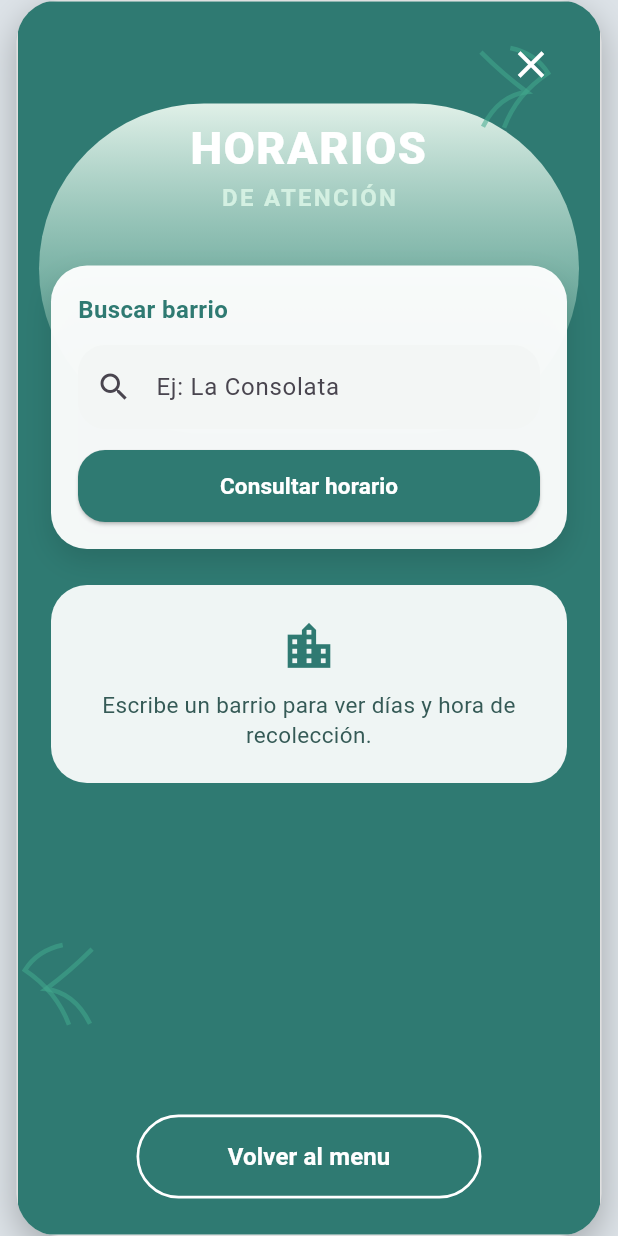
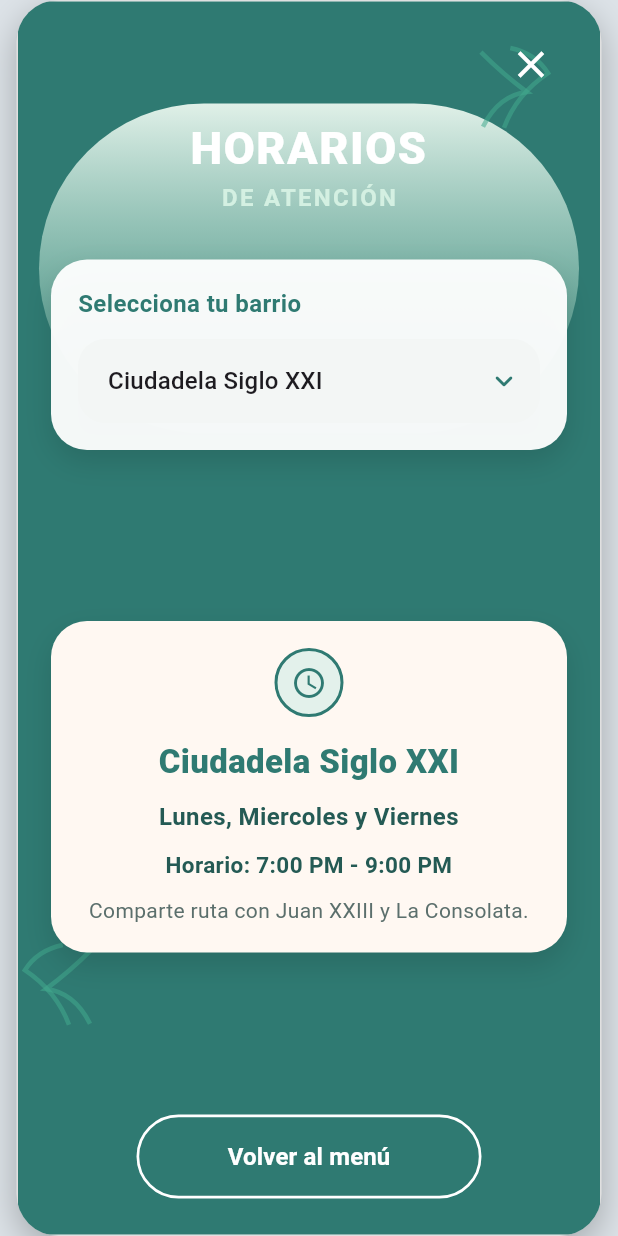
Before and after one commit to ValentinaSF/AlerTrash, a Flutter app: the MenuScreen screen opened directly, after a tap on "Horarios de atención", on a phone screen of 412 x 824 dp. Run offline on Flutter 3.47's test engine with Material 3 defaults, Android fonts, the phone set to English and light mode, and no system bars; accounts and stored records are empty.

Commit message:
Mejoras UI, icono, scroll menú y horarios

```diff
--- a/lib/pantallas/alerta_demo.dart
+++ b/lib/pantallas/alerta_demo.dart
@@ -47,7 +47,7 @@ class AlertaDemoScreen extends StatelessWidget {
               const Padding(
                 padding: EdgeInsets.symmetric(horizontal: 34),
                 child: Text(
-                  'El camion recolector esta cerca de su ubicacion',
+                  'El camión recolector esta cerca de su ubicación',
                   textAlign: TextAlign.center,
                   style: TextStyle(
                     color: Colors.white,
@@ -123,7 +123,7 @@ class AlertaDemoScreen extends StatelessWidget {
                               ),
                             ),
                             child: const Text(
-                              'Volver al menu principal',
+                              'Volver al menú principal',
                               style: TextStyle(
                                 color: Colors.white,
                                 fontSize: 16,
--- a/lib/pantallas/configuracion_alertas.dart
+++ b/lib/pantallas/configuracion_alertas.dart
@@ -71,7 +71,7 @@ class _ConfiguracionAlertasScreenState
                         const Align(
                           alignment: Alignment.centerLeft,
                           child: Text(
-                            'Configuracion\nde alertas',
+                            'Configuracion\nde Alertas',
                             style: TextStyle(
                               color: Colors.white,
                               fontSize: 30,
@@ -128,7 +128,7 @@ class _ConfiguracionAlertasScreenState
                                     children: [
                                       const Expanded(
                                         child: Text(
-                                          'Activar alertas',
+                                          'Activar Alertas',
                                           style: TextStyle(
                                             color: Color(0xFF2E746C),
                                             fontSize: 16,
--- a/lib/pantallas/horarios.dart
+++ b/lib/pantallas/horarios.dart
@@ -10,51 +10,63 @@ class HorariosScreen extends StatefulWidget {
 }
 
 class _HorariosScreenState extends State<HorariosScreen> {
-  final TextEditingController _controller = TextEditingController();
-  _HorarioInfo? resultado;
+  static const List<_HorarioSector> sectores = [
+    _HorarioSector(
+      nombre: 'Ciudadela Siglo XXI',
+      dia: 'Lunes, Miercoles y Viernes',
+      horario: '7:00 PM - 9:00 PM',
+      detalle: 'Comparte ruta con Juan XXIII y La Consolata.',
+    ),
+    _HorarioSector(
+      nombre: 'Juan XXIII',
+      dia: 'Lunes, Miercoles y Viernes',
+      horario: '7:00 PM - 9:00 PM',
+      detalle: 'Comparte ruta con Ciudadela Siglo XXI y La Consolata.',
+    ),
+    _HorarioSector(
+      nombre: 'La Consolata',
+      dia: 'Lunes, Miercoles y Viernes',
+      horario: '7:00 PM - 9:00 PM',
+      detalle: 'Ruta nocturna del mismo grupo de barrios.',
+    ),
+    _HorarioSector(
+      nombre: 'El Portal del Mirador',
+      dia: 'Martes, Jueves y Sabado',
+      horario: '8:00 AM - 10:00 AM',
+      detalle: 'Comparte recolección con Acolsure, La Paz y Los Pinos.',
+    ),
+    _HorarioSector(
+      nombre: 'Acolsure',
+      dia: 'Martes, Jueves y Sabado',
+      horario: '8:00 AM - 10:00 AM',
+      detalle: 'Comparte recolección con El Portal del Mirador y La Paz.',
+    ),
+    _HorarioSector(
+      nombre: 'La Paz',
+      dia: 'Martes, Jueves y Sabado',
+      horario: '8:00 AM - 10:00 AM',
+      detalle: 'Comparte recolección con Los Pinos y Yapura Sur.',
+    ),
+    _HorarioSector(
+      nombre: 'Los Pinos',
+      dia: 'Martes, Jueves y Sabado',
+      horario: '8:00 AM - 10:00 AM',
+      detalle: 'Barrio atendido en la ruta matutina.',
+    ),
+    _HorarioSector(
+      nombre: 'Yapura Sur',
+      dia: 'Martes, Jueves y Sabado',
+      horario: '8:00 AM - 10:00 AM',
+      detalle: 'Barrio incluido en la jornada de la manaña.',
+    ),
+  ];
 
-  final Map<String, _HorarioInfo> horarios = {
-    'la consolata': const _HorarioInfo(
-      barrio: 'La Consolata',
-      dias: 'Lunes, Miércoles y Viernes',
-      hora: '7:00 PM',
-      detalle: 'El camión pasa en la noche por este sector.',
-    ),
-    'ciudadela siglo xxi': const _HorarioInfo(
-      barrio: 'Ciudadela Siglo XXI',
-      dias: 'Lunes, Miércoles y Viernes',
-      hora: '6:30 PM',
-      detalle: 'Saca la basura 20 minutos antes.',
-    ),
-    'yapura sur': const _HorarioInfo(
-      barrio: 'Yapura Sur',
-      dias: 'Martes, Jueves y Sábado',
-      hora: '8:00 AM',
-      detalle: 'La recolección se hace en jornada de la mañana.',
-    ),
-    'acacias': const _HorarioInfo(
-      barrio: 'Acacias',
-      dias: 'Martes y Viernes',
-      hora: '9:00 AM',
-      detalle: 'Ruta compartida con barrios cercanos.',
-    ),
-  };
-
-  @override
-  void dispose() {
-    _controller.dispose();
-    super.dispose();
-  }
-
-  void _buscarHorario() {
-    final query = _controller.text.trim().toLowerCase();
-    setState(() {
-      resultado = horarios[query];
-    });
-  }
+  _HorarioSector? sectorSeleccionado = sectores.first;
 
   @override
   Widget build(BuildContext context) {
+    final sector = sectorSeleccionado;
+
     return MarcoApp(
       child: Scaffold(
         backgroundColor: const Color(0xFF2F7A72),
@@ -76,7 +88,6 @@ class _HorariosScreenState extends State<HorariosScreen> {
               Padding(
                 padding: const EdgeInsets.fromLTRB(22, 18, 22, 24),
                 child: Column(
-                  crossAxisAlignment: CrossAxisAlignment.center,
                   children: [
                     Row(
                       children: [
@@ -111,9 +122,10 @@ class _HorariosScreenState extends State<HorariosScreen> {
                         letterSpacing: 1.5,
                       ),
                     ),
-                    const SizedBox(height: 34),
+                    const SizedBox(height: 30),
                     Container(
-                      padding: const EdgeInsets.fromLTRB(18, 18, 18, 18),
+                      width: double.infinity,
+                      padding: const EdgeInsets.all(18),
                       decoration: BoxDecoration(
                         color: Colors.white.withOpacity(0.95),
                         borderRadius: BorderRadius.circular(24),
@@ -129,7 +141,7 @@ class _HorariosScreenState extends State<HorariosScreen> {
                         crossAxisAlignment: CrossAxisAlignment.start,
                         children: [
                           const Text(
-                            'Buscar barrio',
+                            'Selecciona tu barrio',
                             style: TextStyle(
                               color: Color(0xFF2F7A72),
                               fontSize: 16,
@@ -137,15 +149,14 @@ class _HorariosScreenState extends State<HorariosScreen> {
                             ),
                           ),
                           const SizedBox(height: 12),
-                          TextField(
-                            controller: _controller,
-                            onSubmitted: (_) => _buscarHorario(),
+                          DropdownButtonFormField<_HorarioSector>(
+                            value: sectorSeleccionado,
+                            isExpanded: true,
                             decoration: InputDecoration(
-                              hintText: 'Ej: La Consolata',
-                              prefixIcon: const Icon(Icons.search),
                               filled: true,
                               fillColor: const Color(0xFFF3F6F5),
                               contentPadding: const EdgeInsets.symmetric(
+                                horizontal: 16,
                                 vertical: 16,
                               ),
                               border: OutlineInputBorder(
@@ -153,48 +164,40 @@ class _HorariosScreenState extends State<HorariosScreen> {
                                 borderSide: BorderSide.none,
                               ),
                             ),
-                          ),
-                          const SizedBox(height: 14),
-                          SizedBox(
-                            width: double.infinity,
-                            height: 48,
-                            child: ElevatedButton(
-                              onPressed: _buscarHorario,
-                              style: ElevatedButton.styleFrom(
-                                backgroundColor: const Color(0xFF2F7A72),
-                                shape: RoundedRectangleBorder(
-                                  borderRadius: BorderRadius.circular(18),
-                                ),
-                              ),
-                              child: const Text(
-                                'Consultar horario',
-                                style: TextStyle(
-                                  color: Colors.white,
-                                  fontSize: 15,
-                                  fontWeight: FontWeight.w700,
-                                ),
-                              ),
+                            icon: const Icon(
+                              Icons.keyboard_arrow_down_rounded,
+                              color: Color(0xFF2F7A72),
                             ),
+                            items: sectores
+                                .map(
+                                  (item) => DropdownMenuItem<_HorarioSector>(
+                                    value: item,
+                                    child: Text(item.nombre),
+                                  ),
+                                )
+                                .toList(),
+                            onChanged: (value) {
+                              setState(() {
+                                sectorSeleccionado = value;
+                              });
+                            },
                           ),
                         ],
                       ),
                     ),
                     const SizedBox(height: 24),
-                    AnimatedSwitcher(
-                      duration: const Duration(milliseconds: 250),
-                      child: resultado == null
-                          ? _SinResultado(
-                              key: const ValueKey('empty'),
-                              texto: _controller.text.trim().isEmpty
-                                  ? 'Escribe un barrio para ver días y hora de recolección.'
-                                  : 'No encontramos ese barrio. Prueba con La Consolata, Acacias o Yapura Sur.',
-                            )
-                          : _TarjetaHorario(
-                              key: ValueKey(resultado!.barrio),
-                              info: resultado!,
-                            ),
+                    Expanded(
+                      child: AnimatedSwitcher(
+                        duration: const Duration(milliseconds: 250),
+                        child: sector == null
+                            ? const SizedBox.shrink()
+                            : _TarjetaHorario(
+                                key: ValueKey(sector.nombre),
+                                info: sector,
+                              ),
+                      ),
                     ),
-                    const Spacer(),
+                    const SizedBox(height: 18),
                     SizedBox(
                       width: 230,
                       height: 56,
@@ -211,7 +214,7 @@ class _HorariosScreenState extends State<HorariosScreen> {
                           ),
                         ),
                         child: const Text(
-                          'Volver al menu',
+                          'Volver al menú',
                           style: TextStyle(
                             fontSize: 16,
                             fontWeight: FontWeight.w700,
@@ -231,14 +234,13 @@ class _HorariosScreenState extends State<HorariosScreen> {
 }
 
 class _TarjetaHorario extends StatelessWidget {
-  final _HorarioInfo info;
+  final _HorarioSector info;
 
   const _TarjetaHorario({super.key, required this.info});
 
   @override
   Widget build(BuildContext context) {
     return Container(
-      key: key,
       width: double.infinity,
       padding: const EdgeInsets.fromLTRB(18, 18, 18, 18),
       decoration: BoxDecoration(
@@ -253,6 +255,7 @@ class _TarjetaHorario extends StatelessWidget {
         ],
       ),
       child: Column(
+        mainAxisSize: MainAxisSize.min,
         children: [
           Container(
             width: 46,
@@ -266,7 +269,7 @@ class _TarjetaHorario extends StatelessWidget {
           ),
           const SizedBox(height: 14),
           Text(
-            info.barrio,
+            info.nombre,
             textAlign: TextAlign.center,
             style: const TextStyle(
               color: Color(0xFF2F7A72),
@@ -276,7 +279,7 @@ class _TarjetaHorario extends StatelessWidget {
           ),
           const SizedBox(height: 10),
           Text(
-            info.dias,
+            info.dia,
             textAlign: TextAlign.center,
             style: const TextStyle(
               color: Color(0xFF245A54),
@@ -286,7 +289,7 @@ class _TarjetaHorario extends StatelessWidget {
           ),
           const SizedBox(height: 10),
           Text(
-            'Hora aproximada: ${info.hora}',
+            'Horario: ${info.horario}',
             textAlign: TextAlign.center,
             style: const TextStyle(
               color: Color(0xFF245A54),
@@ -299,40 +302,6 @@ class _TarjetaHorario extends StatelessWidget {
             info.detalle,
             textAlign: TextAlign.center,
             style: const TextStyle(color: Color(0xFF5B6F6C), fontSize: 14),
-          ),
-        ],
-      ),
-    );
-  }
-}
-
-class _SinResultado extends StatelessWidget {
-  final String texto;
-
-  const _SinResultado({super.key, required this.texto});
-
-  @override
-  Widget build(BuildContext context) {
-    return Container(
-      key: key,
-      width: double.infinity,
-      padding: const EdgeInsets.fromLTRB(20, 22, 20, 22),
-      decoration: BoxDecoration(
-        color: Colors.white.withOpacity(0.92),
-        borderRadius: BorderRadius.circular(24),
-      ),
-      child: Column(
-        children: [
-          const Icon(Icons.location_city, color: Color(0xFF2F7A72), size: 38),
-          const SizedBox(height: 10),
-          Text(
-            texto,
-            textAlign: TextAlign.center,
-            style: const TextStyle(
-              color: Color(0xFF355A56),
-              fontSize: 15,
-              height: 1.35,
-            ),
           ),
         ],
       ),
@@ -427,16 +396,16 @@ class _LeafPainter extends CustomPainter {
   bool shouldRepaint(covariant CustomPainter oldDelegate) => false;
 }
 
-class _HorarioInfo {
-  final String barrio;
-  final String dias;
-  final String hora;
+class _HorarioSector {
+  final String nombre;
+  final String dia;
+  final String horario;
   final String detalle;
 
-  const _HorarioInfo({
-    required this.barrio,
-    required this.dias,
-    required this.hora,
+  const _HorarioSector({
+    required this.nombre,
+    required this.dia,
+    required this.horario,
     required this.detalle,
   });
 }
--- a/lib/pantallas/login.dart
+++ b/lib/pantallas/login.dart
@@ -48,7 +48,7 @@ class _LoginScreenState extends State<LoginScreen> {
 
     if (result.status == DemoLoginStatus.wrongPassword) {
       setState(() {
-        mensajeError = 'La contraseña es incorrecta';
+        mensajeError = 'La contrasena es incorrecta';
       });
       return;
     }
@@ -80,16 +80,31 @@ class _LoginScreenState extends State<LoginScreen> {
                 child: Column(
                   mainAxisAlignment: MainAxisAlignment.center,
                   children: [
-                    const Icon(
-                      Icons.local_shipping,
-                      size: 200,
-                      color: Colors.white,
+                    SizedBox(
+                      width: 360,
+                      height: 225,
+                      child: ClipRect(
+                        child: OverflowBox(
+                          maxWidth: 400,
+                          maxHeight: 310,
+                          alignment: Alignment.topCenter,
+                          child: Transform.translate(
+                            offset: const Offset(0, 10),
+                            child: Image.asset(
+                              'assets/images/camion_login.png',
+                              width: 430,
+                              fit: BoxFit.contain,
+                              alignment: Alignment.topCenter,
+                            ),
+                          ),
+                        ),
+                      ),
                     ),
-                    const SizedBox(height: 16),
+                    const SizedBox(height: 0),
                     const Text(
                       'AlerTrash',
                       style: TextStyle(
-                        fontSize: 40,
+                        fontSize: 50,
                         fontWeight: FontWeight.bold,
                         color: Color(0xFFF2A51A),
                       ),
--- a/lib/pantallas/menu.dart
+++ b/lib/pantallas/menu.dart
@@ -19,8 +19,14 @@ class MenuScreen extends StatelessWidget {
       child: Scaffold(
         backgroundColor: Colors.transparent,
         body: SafeArea(
+          child: LayoutBuilder(
+            builder: (context, constraints) {
+              return SingleChildScrollView(
+                child: ConstrainedBox(
+                  constraints: BoxConstraints(minHeight: constraints.maxHeight),
                   child: Container(
                     color: Colors.grey[200],
+                    child: IntrinsicHeight(
                       child: Column(
                         children: [
                           Container(
@@ -109,7 +115,7 @@ class MenuScreen extends StatelessWidget {
                           _menuButton(
                             context,
                             icon: Icons.delete_outline,
-                  text: 'Reportar basura',
+                            text: 'Reportar Basura',
                             onTap: () {
                               Navigator.push(
                                 context,
@@ -122,12 +128,13 @@ class MenuScreen extends StatelessWidget {
                           _menuButton(
                             context,
                             icon: Icons.receipt_long_outlined,
-                  text: 'Mis reportes',
+                            text: 'Mis Reportes',
                             onTap: () {
                               Navigator.push(
                                 context,
                                 MaterialPageRoute(
-                        builder: (context) => const MisReportesScreen(),
+                                  builder: (context) =>
+                                      const MisReportesScreen(),
                                 ),
                               );
                             },
@@ -141,12 +148,13 @@ class MenuScreen extends StatelessWidget {
                                   Navigator.push(
                                     context,
                                     MaterialPageRoute(
-                            builder: (context) => const AlertaDemoScreen(),
+                                      builder: (context) =>
+                                          const AlertaDemoScreen(),
                                     ),
                                   );
                                 },
                                 child: const Text(
-                        'Simular alerta',
+                                  'Simular Alerta',
                                   style: TextStyle(
                                     color: Color(0xFF2E746C),
                                     fontSize: 14,
@@ -184,7 +192,10 @@ class MenuScreen extends StatelessWidget {
                                 ),
                                 child: const Text(
                                   'Salir',
-                        style: TextStyle(fontSize: 16, color: Colors.white),
+                                  style: TextStyle(
+                                    fontSize: 16,
+                                    color: Colors.white,
+                                  ),
                                 ),
                               ),
                             ),
@@ -200,6 +211,11 @@ class MenuScreen extends StatelessWidget {
                           ),
                         ],
                       ),
+                    ),
+                  ),
+                ),
+              );
+            },
           ),
         ),
       ),
--- a/pubspec.yaml
+++ b/pubspec.yaml
@@ -61,6 +61,7 @@ flutter:
     - assets/images/
     - assets/images/basura_report.jpg
     - assets/images/imagen_camion.png
+    - assets/images/camion_login.png
 
   # An image asset can refer to one or more resolution-specific "variants", see
   # https://flutter.dev/to/resolution-aware-images
```
Also changed, not shown: assets/images/camion_login.png (added). Lines whose indentation alone changed are shown as unchanged.
